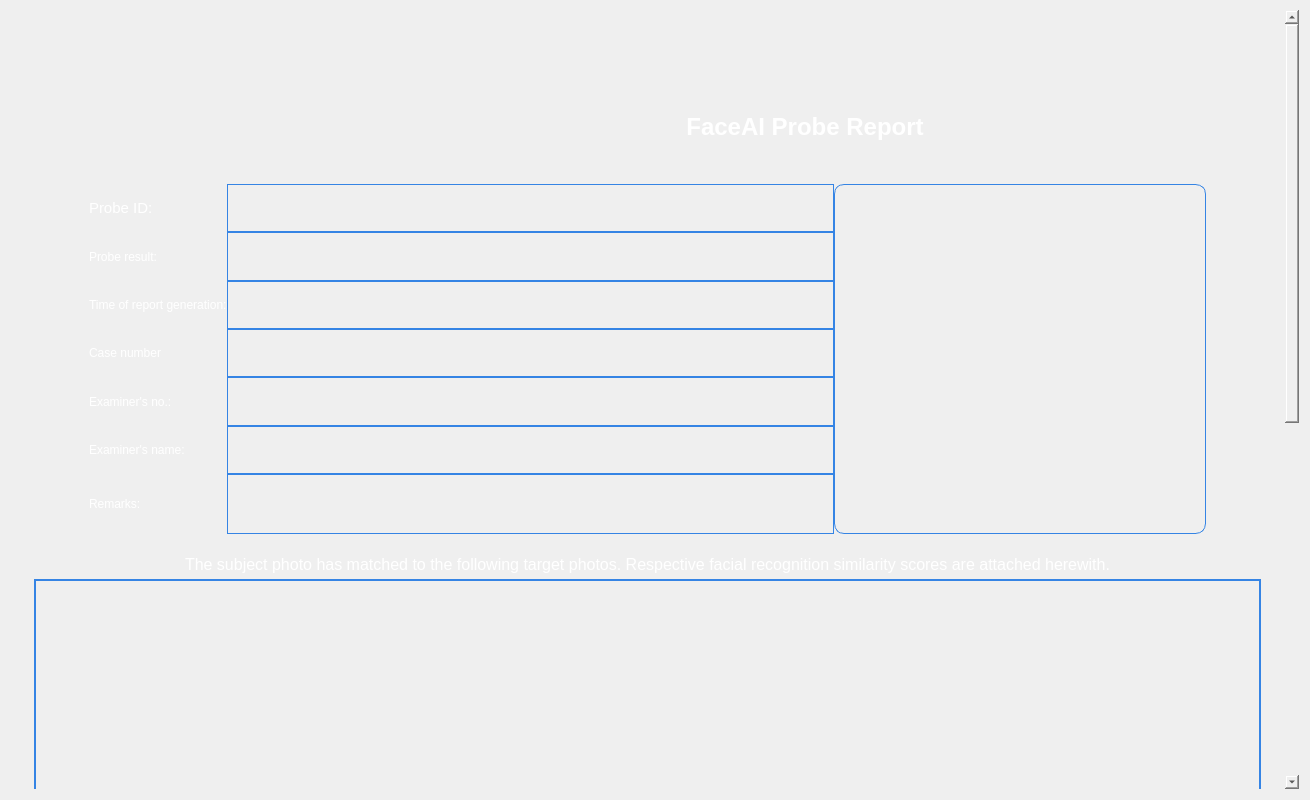
The window that forms/Page_6.ui (apollo-k22/FaceAI-Product) describes before a commit, drawn with Qt 5.
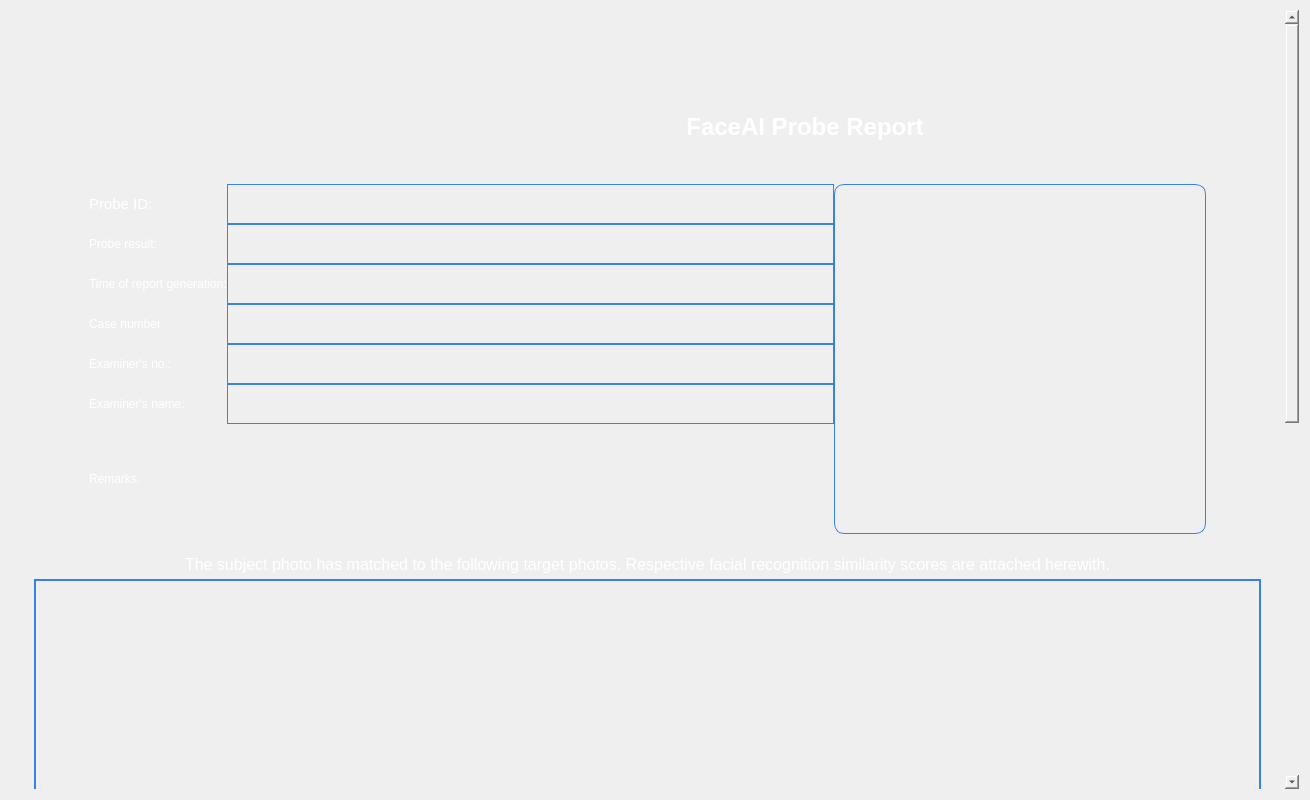
The same window after the commit. Icons and pictures are not drawn.

Commit message: added status bar for showing expired status. converted confidence type to **.**% added sort function for results. fixed remarks field's multiline.

What changed in the file:
```diff
--- a/forms/Page_6.ui
+++ b/forms/Page_6.ui
@@ -33,7 +33,7 @@
       <property name="geometry">
        <rect>
         <x>0</x>
-        <y>-683</y>
+        <y>0</y>
         <width>1274</width>
         <height>1517</height>
        </rect>
@@ -621,22 +621,7 @@
                   </widget>
                  </item>
                  <item row="6" column="1">
-                  <widget class="QLabel" name="lblRemarks">
-                   <property name="minimumSize">
-                    <size>
-                     <width>0</width>
-                     <height>60</height>
-                    </size>
-                   </property>
-                   <property name="styleSheet">
-                    <string notr="true">background:transparent;
-border: 1px solid rgb(53, 132, 228);
-color: white;</string>
-                   </property>
-                   <property name="text">
-                    <string/>
-                   </property>
-                  </widget>
+                  <widget class="QTextEdit" name="teditRemarks"/>
                  </item>
                 </layout>
                </item>
```
The commit also changes 13 other files.
